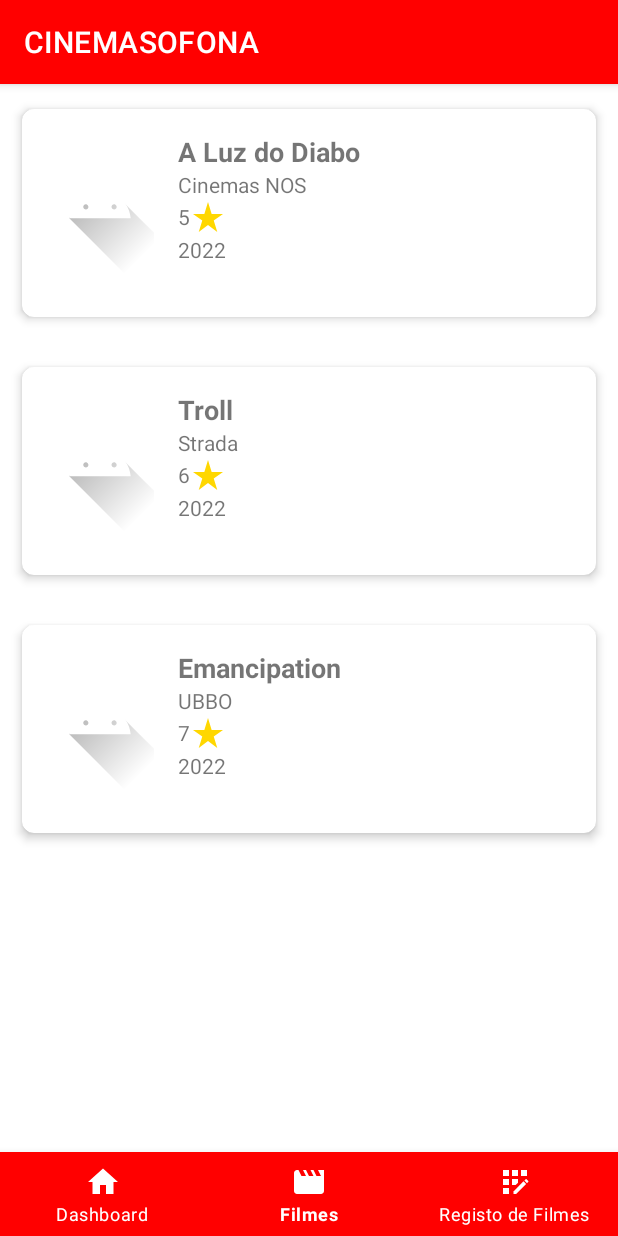
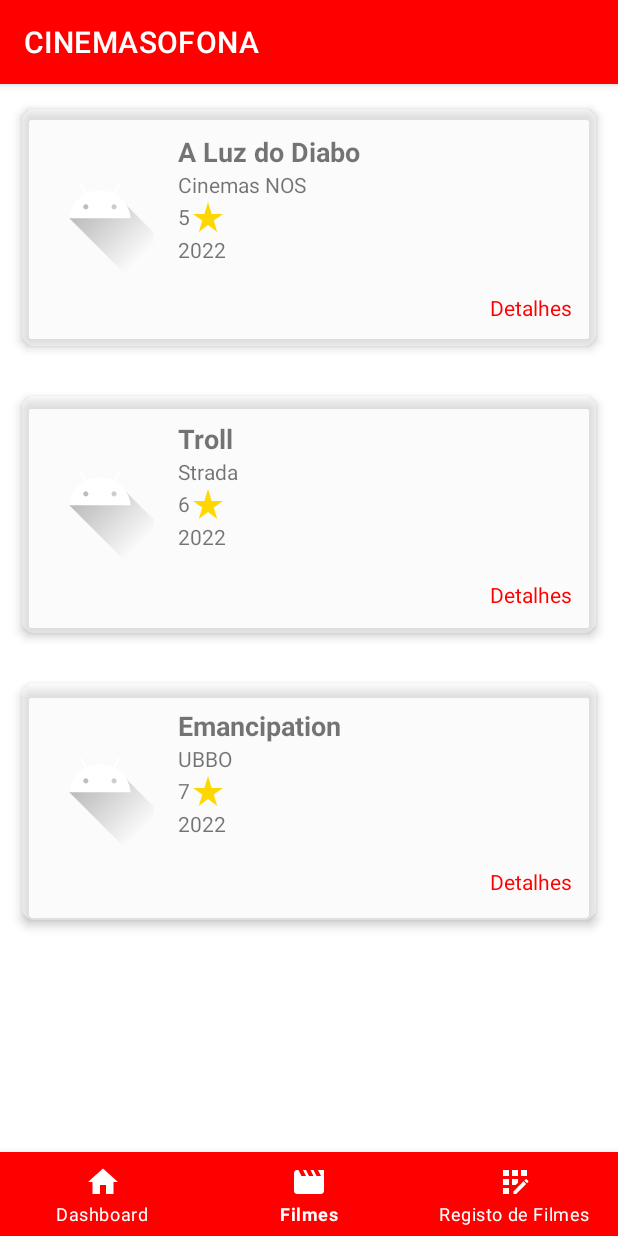
Before and after one commit to a22003420/CinemasApp, an Android app: the screen it shows after launch (MainActivity), item 2 of the bottom bar chosen, on a phone screen of 412 x 824 dp. Run offline under Robolectric (Android 15) with nearby library versions, the light colour scheme and no system bars.

Commit message:
+CardDetalhes+BackgroundCardColor

```diff
--- a/app/build.gradle
+++ b/app/build.gradle
@@ -48,5 +48,6 @@ dependencies {
     implementation 'com.google.android.material:material:1.4.0'
     implementation 'androidx.recyclerview:recyclerview:1.2.1'
     implementation 'androidx.cardview:cardview:1.0.0'
+    implementation 'androidx.appcompat:appcompat:your_appcompat_version'
 
 }
--- a/app/src/main/res/layout/itemdalistadefilmes.xml
+++ b/app/src/main/res/layout/itemdalistadefilmes.xml
@@ -6,7 +6,8 @@
     android:layout_margin="8dp"
     app:cardCornerRadius="8dp"
     app:cardElevation="4dp"
-    app:cardUseCompatPadding="true">
+    app:cardUseCompatPadding="true"
+    android:backgroundTint="#65F5F5F5">
 
     <LinearLayout
         android:layout_width="match_parent"
@@ -81,6 +82,16 @@
                 android:text="@string/observacoes"
                 android:textSize="14sp" />
 
+            <TextView
+                android:id="@+id/detalhes_button"
+                android:layout_width="wrap_content"
+                android:layout_height="wrap_content"
+                android:text="@string/detalhes"
+                android:layout_gravity="end"
+                android:textSize="14sp"
+                android:textColor="#FF0000" />
+
+
         </LinearLayout>
 
     </LinearLayout>
--- a/app/src/main/res/values/strings.xml
+++ b/app/src/main/res/values/strings.xml
@@ -29,4 +29,6 @@
     <string name="classificao">Classificação</string>
     <string name="titulo_do_filme">Título do Filme</string>
     <string name="observacoes" />
+    <string name="search_hint" />
+    <string name="detalhes">Detalhes</string>
 </resources>
```
